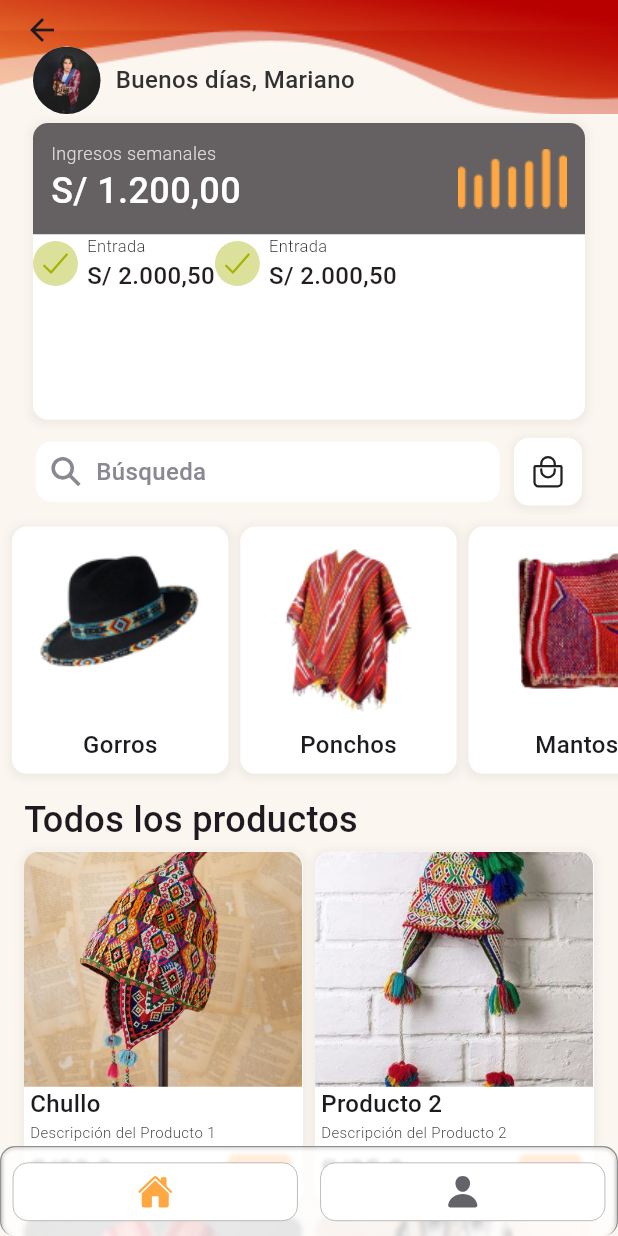
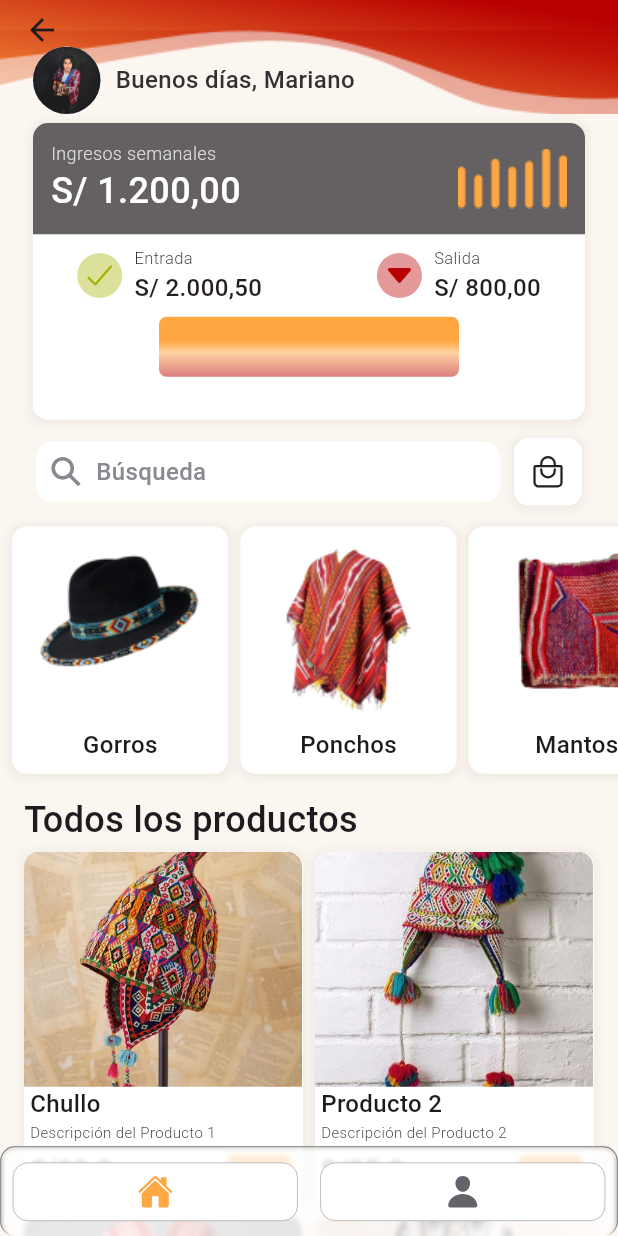
Before and after one commit to Esclender/wayllu-project, a Flutter app: the screen it shows after launch, after a tap on "Login", on a phone screen of 412 x 824 dp. Run offline on Flutter 3.47's test engine with Material 3 defaults, Android fonts, the light colour scheme and no system bars; drawn by our look-alikes of auto_size_text; our stand-ins replace auto_route, equatable, flutter_bloc, flutter_hooks, get, get_it and 4 more; Roboto replaces fonts that are missing (Gotham).

Commit message:
se agrega boton de nuevo informe, falta acomodar y poner texto

```diff
--- a/lib/src/presentation/views/home_screen.dart
+++ b/lib/src/presentation/views/home_screen.dart
@@ -283,13 +283,20 @@ class HomeScreen extends HookWidget {
                                 ),
                               ],
                             ),
-                            Image.asset('assets/stacks.png')
+                            Image.asset('assets/stacks.png'),
                           ],
                         ),
                       ),
                     ],
                   ),
+                  Padding(
+                    padding: const EdgeInsets.all(8.0),
+                    child: SizedBox(
+                      width: MediaQuery.of(context).size.width*0.75,
+                      child: Column(
+                        children: [
                           Row(
+                            mainAxisAlignment: MainAxisAlignment.spaceBetween,
                             children: [
                               Row(
                                 children: [
@@ -305,7 +312,7 @@ class HomeScreen extends HookWidget {
                                     ),
                                   ),
                                   const SizedBox(
-                            width: 6,
+                                    width: 8,
                                   ),
                                   Column(
                                     crossAxisAlignment: CrossAxisAlignment.start,
@@ -338,21 +345,21 @@ class HomeScreen extends HookWidget {
                                     width: 30,
                                     height: 30,
                                     decoration: BoxDecoration(
-                                color: thirdColor.withOpacity(0.4),
+                                        color: mainColor.withOpacity(0.4),
                                         shape: BoxShape.circle,),
                                     child: Icon(
-                              Ionicons.checkmark,
-                              color: thirdColor,
+                                      Ionicons.caret_down_outline,
+                                      color: mainColor,
                                     ),
                                   ),
                                   const SizedBox(
-                            width: 6,
+                                    width: 8,
                                   ),
                                   Column(
                                     crossAxisAlignment: CrossAxisAlignment.start,
                                     children: [
                                       Text(
-                                'Entrada',
+                                        'Salida',
                                         style: TextStyle(
                                           fontFamily: 'Gotham',
                                           fontSize: 11,
@@ -361,7 +368,7 @@ class HomeScreen extends HookWidget {
                                         ),
                                       ),
                                       Text(
-                                'S/ 2.000,50',
+                                        'S/ 800,00',
                                         style: TextStyle(
                                           fontFamily: 'Gotham',
                                           fontSize: 16,
@@ -369,12 +376,32 @@ class HomeScreen extends HookWidget {
                                           fontWeight: FontWeight.w500,
                                         ),
                                       ),
+
                                     ],
                                   ),
                                 ],
                               ),
                             ],
                           ),
+                          TextButton(onPressed: ()=>null,
+                          child: Container(width: 200,
+                          height: 40,
+                          decoration: BoxDecoration(gradient: LinearGradient(
+                  colors: [
+          mainColor.withOpacity(0.5),
+          secondaryColor.withOpacity(0.5),
+          secondaryColor,],
+                 stops: [0.0, 0.4, 0.6, ],
+                  begin: Alignment.bottomCenter,
+                  end: Alignment.topCenter,
+                ),
+                borderRadius: BorderRadius.circular(5),),
+                          ))
+                        ],
+                      ),
+                    ),
+                  ),
+
                 ],
               ),
             )
@@ -394,9 +421,9 @@ Container productsHome(BuildContext context, Producto producto, UserRoles rol) {
       boxShadow: [
         BoxShadow(
           color: const Color.fromARGB(255, 95, 95, 95)
-              .withOpacity(0.08), // Color de la sombra y su opacidad
-          spreadRadius: 2, // Radio de propagación de la sombra
-          blurRadius: 4, // Radio de desenfoque de la sombra
+              .withOpacity(0.08),
+          spreadRadius: 2,
+          blurRadius: 4,
           offset: const Offset(
             0,
             1,
@@ -446,7 +473,7 @@ Container productsHome(BuildContext context, Producto producto, UserRoles rol) {
         ),
         Container(
           margin: const EdgeInsets.symmetric(horizontal: 4),
-          padding: EdgeInsets.only(right: 4),
+          padding: const EdgeInsets.only(right: 4),
           child: Column(
             crossAxisAlignment: CrossAxisAlignment.start,
             children: [
```
Lines whose indentation alone changed are shown as unchanged.
